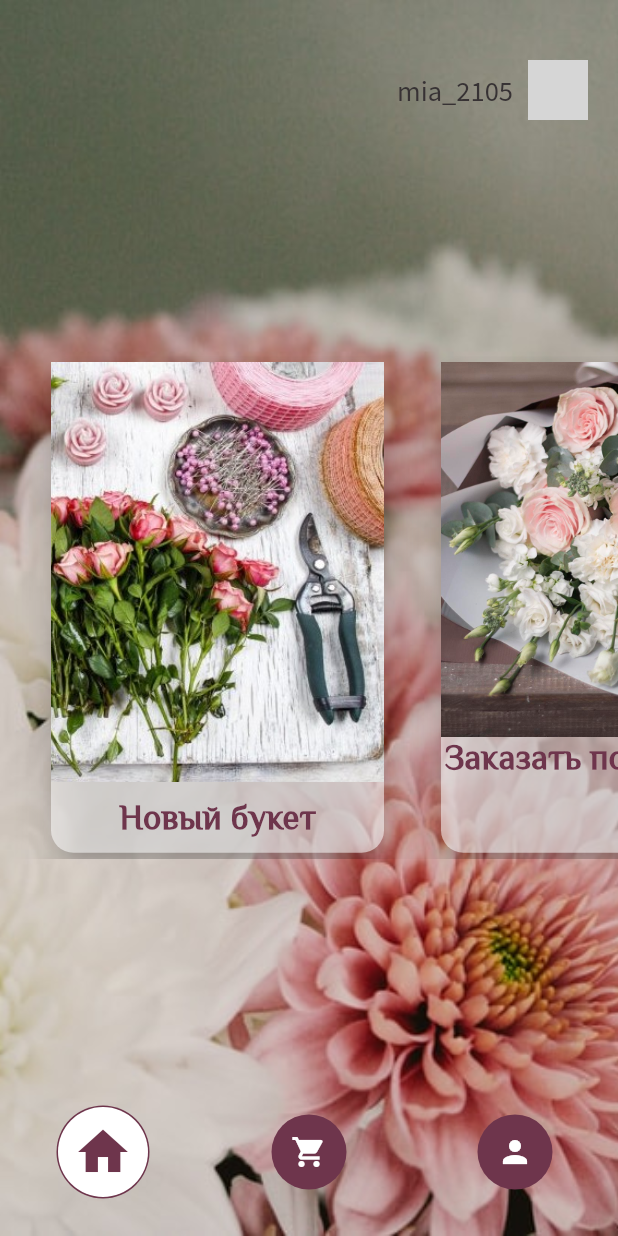
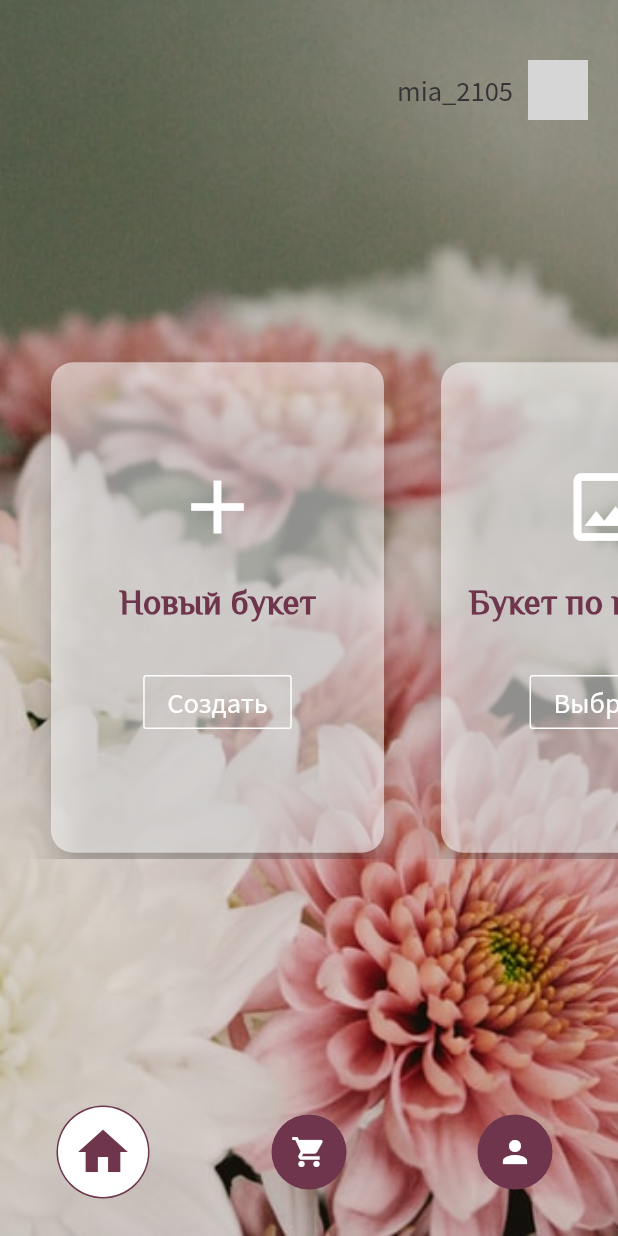
Before and after one commit to ermeevar/FlowerUserUI, a Flutter app: the screen it shows after launch, on a phone screen of 412 x 824 dp. Run offline on Flutter 3.47's test engine with Material 2 defaults, Android fonts, the light colour scheme and no system bars; our stand-ins replace dio; missing offline and left inert: currency_pickers, dio_http_cache; network calls fail; grey boxes are pictures that could not be loaded.

Commit message:
Change cards in MainMenu

```diff
--- a/lib/screens/main.menu/main.menu.content.dart
+++ b/lib/screens/main.menu/main.menu.content.dart
@@ -65,17 +65,28 @@ class MainMenuContent extends StatelessWidget {
               color: Colors.white54,
               elevation: 10,
               child: Column(
-                mainAxisAlignment: MainAxisAlignment.start,
+                mainAxisAlignment: MainAxisAlignment.center,
                 children: [
-                  Image(
-                      image: AssetImage("resources/images/bouquet.add.jpg"),
-                      alignment: Alignment.topCenter,
-                      fit: BoxFit.cover,
-                      height: 280),
-                  Container(
+                  Padding(
+                    padding: EdgeInsets.all(10),
+                    child: Icon(Icons.add, color: Colors.white, size: 60),
+                  ),
+                  Padding(
                     padding: EdgeInsets.all(10),
                     child: Text("Новый букет",
                         style: Theme.of(context).textTheme.subtitle),
+                  ),
+                  Padding(
+                    padding: EdgeInsets.all(20),
+                    child: OutlineButton(
+                      onPressed: () {
+
+                      },
+                      child: Text('Создать', style: Theme.of(context).textTheme.body2),
+                      borderSide: BorderSide(
+                          color:Colors.white
+                      ),
+                    ),
                   )
                 ],
               ),
@@ -92,24 +103,42 @@ class MainMenuContent extends StatelessWidget {
               color: Colors.white54,
               elevation: 10,
               child: Column(
-                mainAxisAlignment: MainAxisAlignment.start,
+                mainAxisAlignment: MainAxisAlignment.center,
                 children: [
-                  Image(
-                      image: AssetImage("resources/images/template.add.jpg"),
-                      alignment: Alignment.topCenter,
-                      fit: BoxFit.cover,
-                      height: 250),
-                  Center(
-                    //padding: EdgeInsets.all(10),
-                    child: Text("Заказать по шаблону",
+                  // Padding(
+                  //   padding:EdgeInsets.all(20),
+                  //   child: CircleAvatar(
+                  //     backgroundImage: AssetImage("resources/images/bouquet.add.jpg"),
+                  //     maxRadius: 100,
+                  //   ),
+                  // ),
+                  Padding(
+                    padding: EdgeInsets.all(10),
+                    child: Icon(Icons.image_outlined, color: Colors.white, size: 60),
+                  ),
+                  Padding(
+                    padding: EdgeInsets.all(10),
+                    child: Text("Букет по шаблону",
                         style: Theme.of(context).textTheme.subtitle),
+                  ),
+                  Padding(
+                    padding: EdgeInsets.all(20),
+                    child: OutlineButton(
+                      onPressed: () {
+
+                      },
+                      child: Text('Выбрать', style: Theme.of(context).textTheme.body2),
+                      borderSide: BorderSide(
+                          color:Colors.white
+                      ),
+                    ),
                   )
                 ],
               ),
             ),
           ),
           Container(
-            margin: EdgeInsets.only(left: 30, right: 70),
+            margin: EdgeInsets.only(left: 30),
             height: 300,
             width: 230,
             child: Card(
@@ -119,17 +148,28 @@ class MainMenuContent extends StatelessWidget {
               color: Colors.white54,
               elevation: 10,
               child: Column(
-                mainAxisAlignment: MainAxisAlignment.start,
+                mainAxisAlignment: MainAxisAlignment.center,
                 children: [
-                  Image(
-                      image: AssetImage("resources/images/random.add.jpg"),
-                      alignment: Alignment.topCenter,
-                      fit: BoxFit.cover,
-                      height: 280),
-                  Container(
+                  Padding(
+                    padding: EdgeInsets.all(10),
+                    child: Icon(Icons.add_shopping_cart, color: Colors.white, size: 60),
+                  ),
+                  Padding(
                     padding: EdgeInsets.all(10),
                     child: Text("Случайный букет",
                         style: Theme.of(context).textTheme.subtitle),
+                  ),
+                  Padding(
+                    padding: EdgeInsets.all(20),
+                    child: OutlineButton(
+                      onPressed: () {
+
+                      },
+                      child: Text('Заказать', style: Theme.of(context).textTheme.body2),
+                      borderSide: BorderSide(
+                          color:Colors.white
+                      ),
+                    ),
                   )
                 ],
               ),
```
Also changed, not shown: pubspec.lock.
